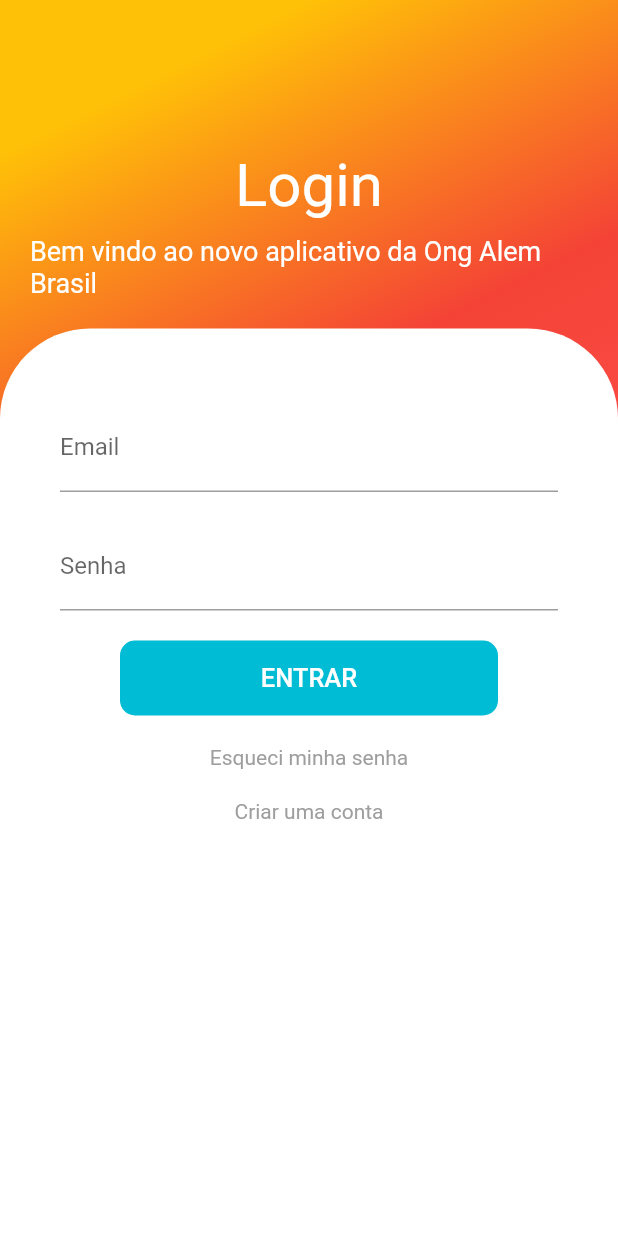
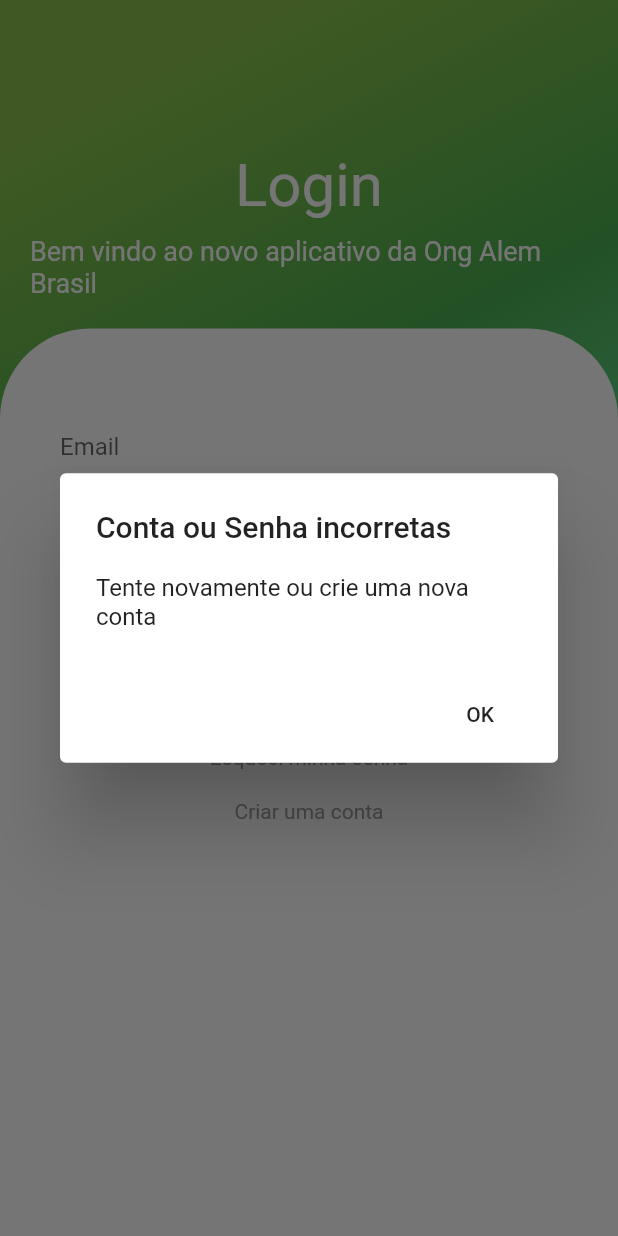
Before and after one commit to kengiiGMs/OngAlemBrasil, a Flutter app: the screen it shows after launch, after a tap on "ENTRAR", on a phone screen of 412 x 824 dp. Run offline on Flutter 3.47's test engine with Material 2 defaults, Android fonts, the phone set to English and light mode, and no system bars; our stand-ins replace salomon_bottom_bar.

Commit message:
Paginas criadas

```diff
--- /dev/null
+++ b/ong_alem_brasil/lib/Login/AlertDialogs.dart
@@ -0,0 +1,24 @@
+
+import 'package:flutter/material.dart';
+
+showAlertPassword(BuildContext context)
+{
+  Widget okButton = FlatButton(
+    child: Text("OK"),
+    onPressed: () {
+     Navigator.of(context).pushReplacementNamed('/');},
+  );
+  AlertDialog alerta = AlertDialog(
+    title: Text("Conta ou Senha incorretas"),
+    content: Text("Tente novamente ou crie uma nova conta"),
+    actions: [
+      okButton,
+    ],
+  );
+  showDialog(
+    context: context,
+    builder: (BuildContext context) {
+      return alerta;
+    },
+  );
+}
--- a/ong_alem_brasil/lib/Login/InputField.dart
+++ b/ong_alem_brasil/lib/Login/InputField.dart
@@ -1,9 +1,9 @@
 import 'package:flutter/material.dart';
+import 'package:ong_alem_brasil/Login/AlertDialogs.dart';
 
  String email = "";
     String password = "";
 
-/* Input */
 class InputField extends StatelessWidget{
   @override
   Widget build(BuildContext context) {
@@ -45,7 +45,6 @@
     );
   }
 }
-/* FimInput */
 
 class Button extends StatelessWidget{
   @override
@@ -54,13 +53,13 @@
       height: 50,
       margin: EdgeInsets.symmetric(horizontal: 50),
       decoration: BoxDecoration(
-        color: Colors.cyan[500],
+        color: Color.fromARGB(255, 14, 174, 62),
         borderRadius: BorderRadius.circular(10),
       ),
      child:  Center(
        child: Container(
-         width: 500,
-         height: 60,
+         width: 1300,
+         height: 70,
          child: TextButton(
                           child: Text(
                             "Entrar".toUpperCase(),
@@ -71,7 +70,7 @@
                                 password == "1234") {
                               Navigator.of(context).pushReplacementNamed('/home');
                             } else {
-                              Navigator.of(context).pushReplacementNamed('/');
+                              showAlertPassword(context);
                             }
                           },
                         ),
--- a/ong_alem_brasil/lib/Login/InputWapper.dart
+++ b/ong_alem_brasil/lib/Login/InputWapper.dart
@@ -22,7 +22,9 @@
             child: Text(
               "Esqueci minha senha",
               style: TextStyle(color: Colors.grey),
-            ),onTap: () {},
+            ),onTap: () {
+                          Navigator.of(context).pushNamed('/requestPassword');}
+
           ),
 
            SizedBox(height: 20,),
@@ -30,7 +32,9 @@
             child: Text(
               "Criar uma conta",
               style: TextStyle(color: Colors.grey),
-            ),onTap: () {},
+            ),onTap: () {
+               Navigator.of(context).pushNamed('/register');
+            },
           ),
         ],
       ),
--- a/ong_alem_brasil/lib/Login/login.dart
+++ b/ong_alem_brasil/lib/Login/login.dart
@@ -12,9 +12,9 @@
         width: double.infinity,
         decoration: BoxDecoration(
           gradient: LinearGradient(begin: Alignment.topCenter, colors: [
-            Colors.amber,
-              Colors.red,
-              Colors.redAccent
+            Colors.lightGreen,
+              Colors.green,
+              Colors.greenAccent
           ]),
         ),
         child: Column(
--- a/ong_alem_brasil/lib/main.dart
+++ b/ong_alem_brasil/lib/main.dart
@@ -5,6 +5,7 @@
 import 'Home/HomesPage.dart';
 import 'News/NewsPage.dart';
 import 'Register/RegisterPage.dart';
+import 'RequestPassword/RequestPasswordPage.dart';
 import 'homePage.dart';
 
 void main() {
@@ -20,17 +21,17 @@
       debugShowCheckedModeBanner: false,
       title: 'Ong Alem Brasil',
       theme: ThemeData(
-        primarySwatch: Colors.blue,
+        primarySwatch: Colors.green,
       ),
       initialRoute: '/',
       routes: {
         '/': (context) => LoginPage(),
          '/home': (context) => HomePage(),
          '/profile':(context) => ProfilePage(),
-         '/profile':(context) => ProfilePage(),
          '/register':(context) => RegisterPage(),
          '/news':(context) => NewsPage(),
          '/homes':(context) => HomesPage(),
+        '/requestPassword':(context) => RequestPasswordPage(),
          },
     );
   }
```
Also changed, not shown: ong_alem_brasil/lib/CreateProfile/CreateProfilePage.dart (added, +17 -0 lines), ong_alem_brasil/lib/RequestPassword/RequestPasswordPage.dart (added, +17 -0 lines), ong_alem_brasil/lib/homePage.dart (+0 -13 lines).
